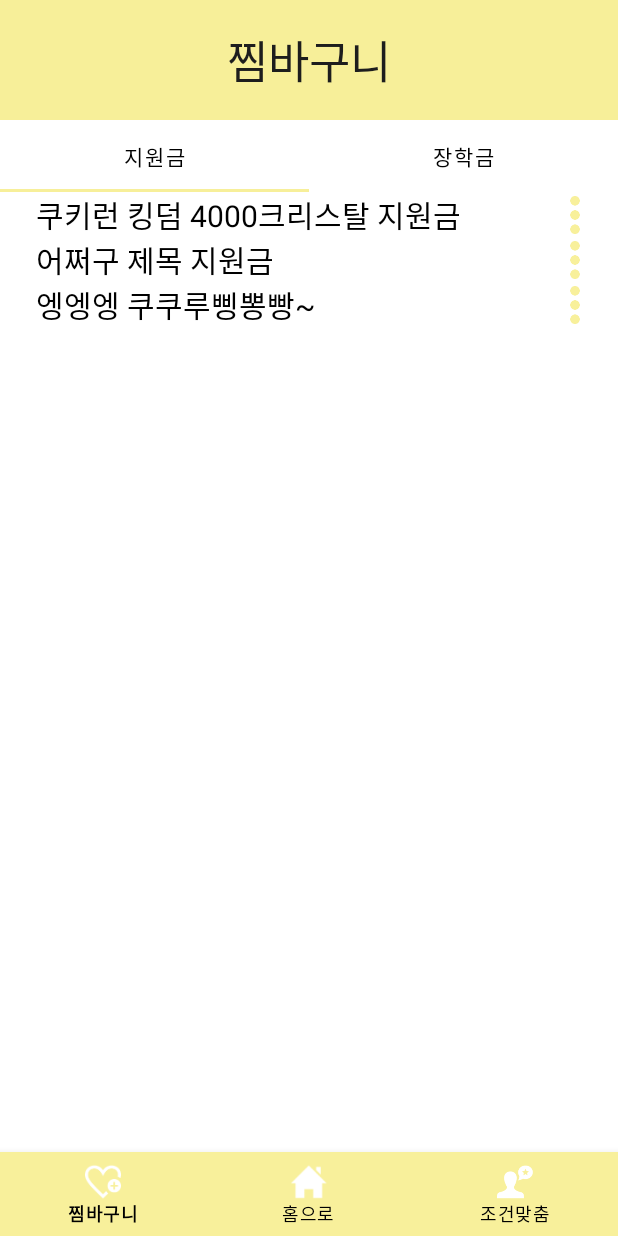
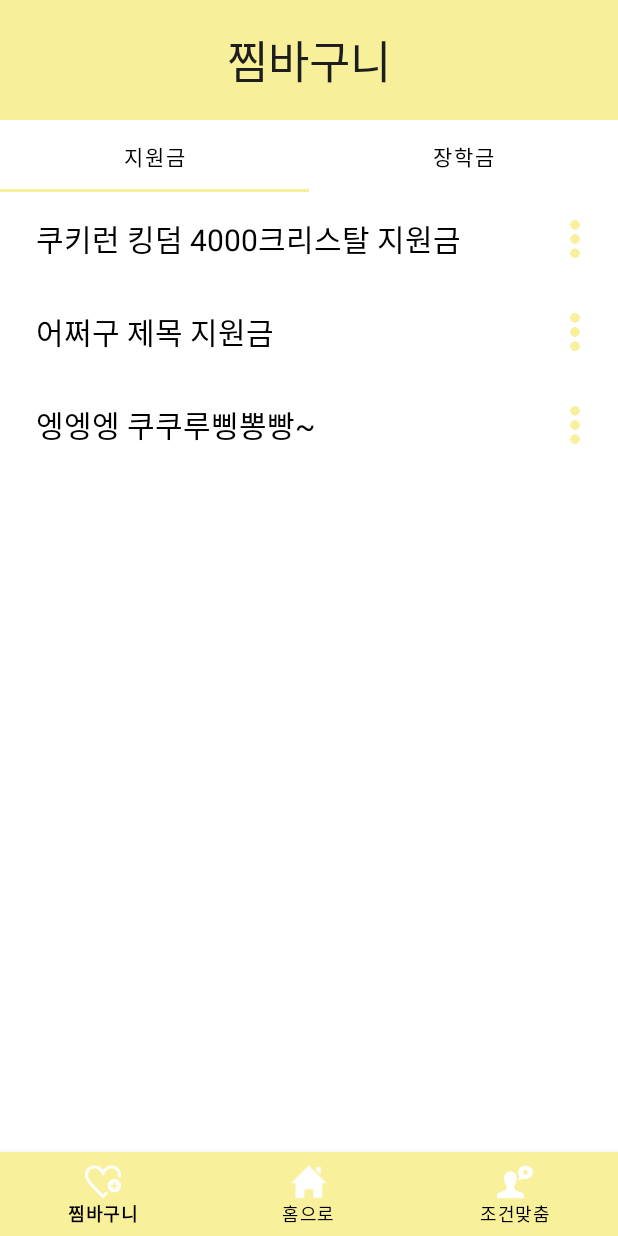
Before and after one commit to wjdwns/SSF, an Android app: the fragment cart_fragment placed in its activity, on a phone screen of 412 x 824 dp. Run offline under Robolectric (Android 15) with nearby library versions, the phone set to English and light mode, and no system bars.

Commit message:
찜바구니 리스트 xml 수정

```diff
--- a/app/src/main/res/layout/list_cart.xml
+++ b/app/src/main/res/layout/list_cart.xml
@@ -11,6 +11,8 @@
         android:layout_height="wrap_content"
         android:layout_marginStart="24dp"
         android:layout_marginLeft="24dp"
+        android:layout_marginTop="16dp"
+        android:layout_marginBottom="16dp"
         android:text="찜한 리스트 제목"
         android:textColor="#000000"
         android:textSize="20sp"
@@ -22,8 +24,10 @@
         android:id="@+id/btn_yellowdot"
         android:layout_width="wrap_content"
         android:layout_height="wrap_content"
+        android:layout_marginTop="16dp"
         android:layout_marginEnd="16dp"
         android:layout_marginRight="16dp"
+        android:layout_marginBottom="16dp"
         android:background="#FFFFFF"
         app:layout_constraintBottom_toBottomOf="parent"
         app:layout_constraintEnd_toEndOf="parent"
```
